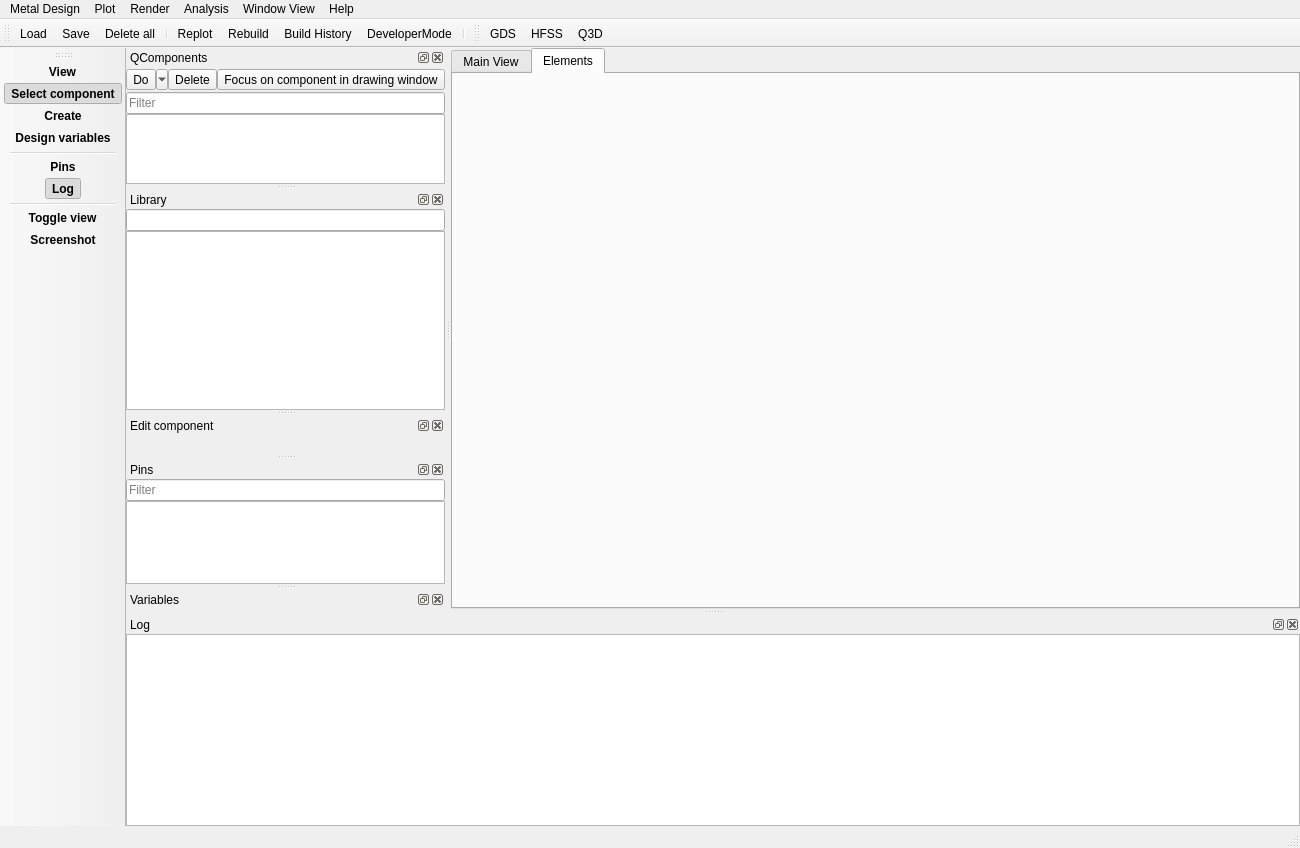
Above: qiskit_metal/_gui/main_window_ui.ui from qiskit-community/qiskit-metal before the change. Below: the same form after it.
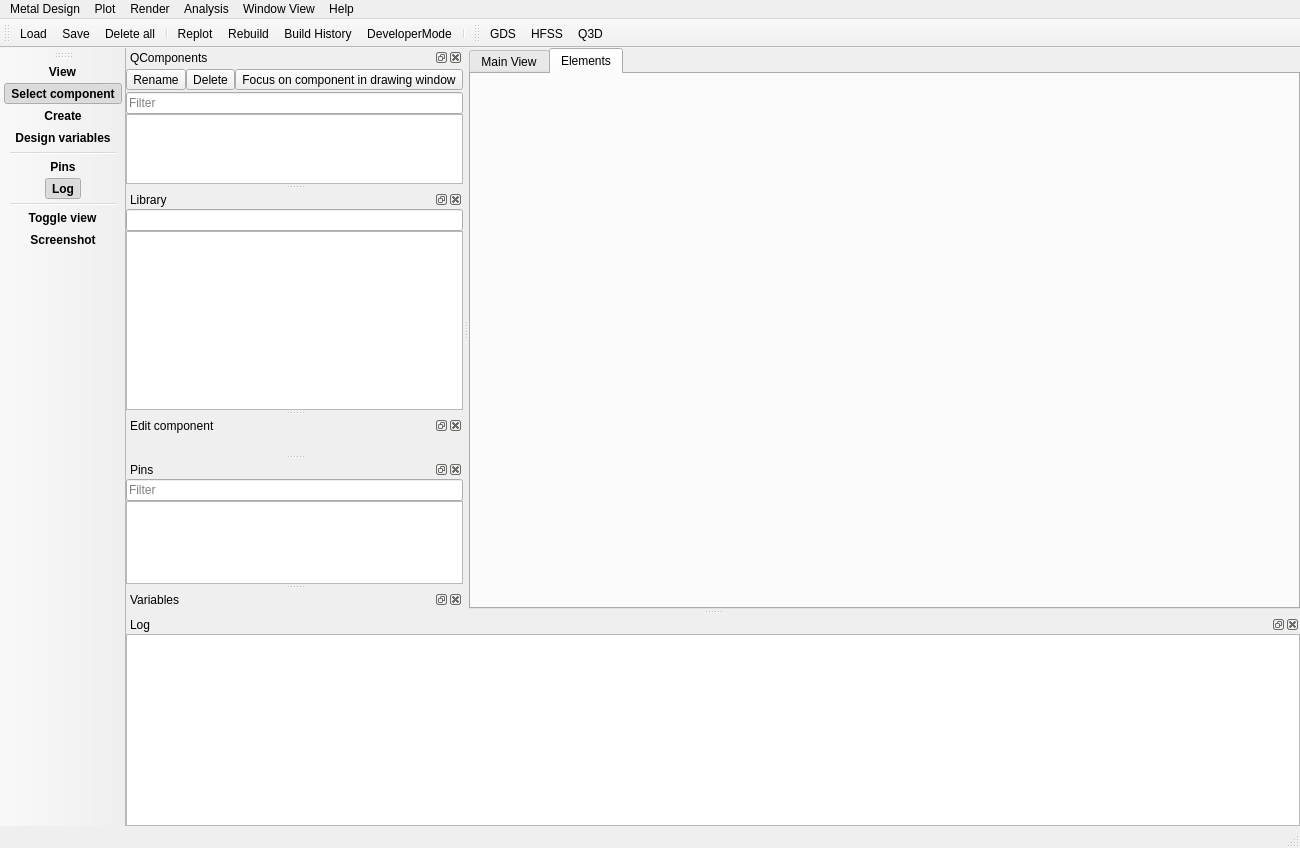
That is the form after the change. Icons and pictures are not drawn. Custom widgets are drawn as their Qt base class.

Commit message: rename tool button added

The edit to the form file:
```diff
--- a/qiskit_metal/_gui/main_window_ui.ui
+++ b/qiskit_metal/_gui/main_window_ui.ui
@@ -402,7 +402,7 @@
        <property name="spacing">
         <number>0</number>
        </property>
-       <item row="0" column="3">
+       <item row="0" column="2">
         <widget class="QToolButton" name="btn_comp_zoom">
          <property name="toolTip">
           <string>Focus on component in drawing window</string>
@@ -420,16 +420,6 @@
         </widget>
        </item>
        <item row="0" column="1">
-        <widget class="QToolButton" name="btn_comp_actions">
-         <property name="text">
-          <string>Do</string>
-         </property>
-         <property name="popupMode">
-          <enum>QToolButton::MenuButtonPopup</enum>
-         </property>
-        </widget>
-       </item>
-       <item row="0" column="2">
         <widget class="QToolButton" name="btn_comp_del">
          <property name="toolTip">
           <string>Delete a selected component</string>
@@ -455,6 +445,13 @@
          </property>
         </widget>
        </item>
+       <item row="0" column="0">
+        <widget class="QToolButton" name="btn_comp_rename">
+         <property name="text">
+          <string>Rename</string>
+         </property>
+        </widget>
+       </item>
       </layout>
      </item>
      <item>
```
The commit also changes 16 other files.
